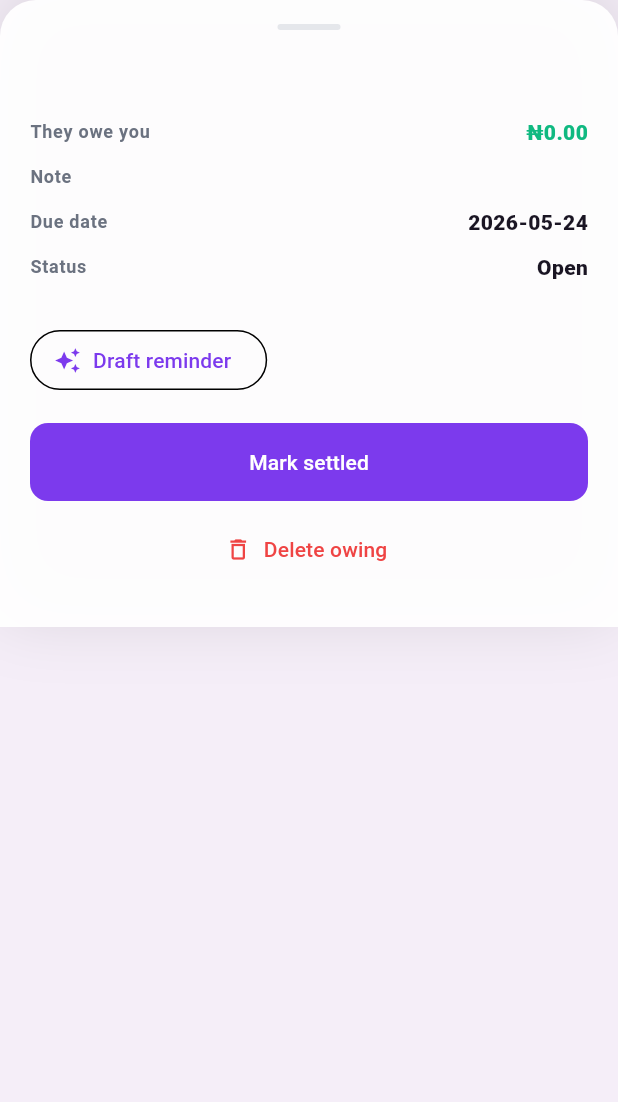
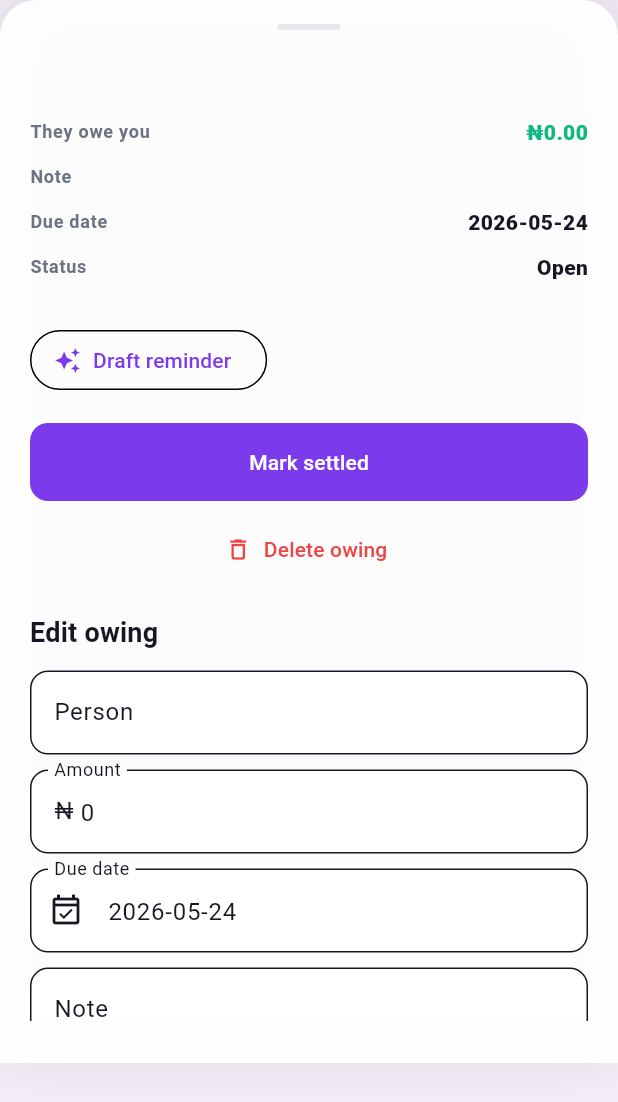
Before and after one commit to MKM909/kolo, a Flutter app: the _OwingDetailSheet widget shown alone on an empty page, opened directly with empty values, on a phone screen of 412 x 824 dp. Shown: the top 1102 px of the screen. Run offline on Flutter 3.47's test engine with Material 3 defaults, Android fonts, the phone set to English and light mode, and no system bars; our stand-ins replace cloud_firestore, cloud_functions, firebase_auth, firebase_core, fl_chart, flutter_riverpod and 5 more; missing offline and left inert: flutter_overlay_window; accounts and stored records are empty; Roboto replaces fonts that are missing (DM Sans).

Commit message:
Add owing edit action

```diff
--- a/lib/ui/features/home/home_screen.dart
+++ b/lib/ui/features/home/home_screen.dart
@@ -1415,7 +1415,9 @@ class _OwingsSheetState extends ConsumerState<_OwingsSheet> {
     final amountKobo = MoneyFormatter.parseNairaToKobo(
       _amountController.text.trim(),
     );
-    final dueDate = _parseOptionalDateInput(_dueDateController.text.trim());
+    final dueDate = _parseOwingOptionalDateInput(
+      _dueDateController.text.trim(),
+    );
     if (person.isEmpty || amountKobo == null || amountKobo <= 0) {
       setState(() => _error = 'Enter a person and amount.');
       return;
@@ -1448,7 +1450,18 @@ class _OwingsSheetState extends ConsumerState<_OwingsSheet> {
     if (mounted) setState(() => _error = null);
   }
 
-  DateTime? _parseOptionalDateInput(String value) {
+  Future<void> _openOwingDetail(BuildContext context, Owing owing) {
+    return showModalBottomSheet<void>(
+      context: context,
+      useRootNavigator: true,
+      isScrollControlled: true,
+      backgroundColor: Colors.transparent,
+      builder: (context) => _OwingDetailSheet(owing: owing),
+    );
+  }
+}
+
+DateTime? _parseOwingOptionalDateInput(String value) {
   if (value.isEmpty) return null;
   final parts = value.split('-');
   if (parts.length != 3) return null;
@@ -1462,17 +1475,6 @@ class _OwingsSheetState extends ConsumerState<_OwingsSheet> {
     return null;
   }
   return parsed;
-  }
-
-  Future<void> _openOwingDetail(BuildContext context, Owing owing) {
-    return showModalBottomSheet<void>(
-      context: context,
-      useRootNavigator: true,
-      isScrollControlled: true,
-      backgroundColor: Colors.transparent,
-      builder: (context) => _OwingDetailSheet(owing: owing),
-    );
-  }
 }
 
 class _OwingCard extends StatelessWidget {
@@ -1624,15 +1626,50 @@ class _OwingDetailSheet extends ConsumerStatefulWidget {
 }
 
 class _OwingDetailSheetState extends ConsumerState<_OwingDetailSheet> {
+  late final TextEditingController _personController;
+  late final TextEditingController _amountController;
+  late final TextEditingController _dueDateController;
+  late final TextEditingController _noteController;
   String? _draft;
   bool _drafting = false;
+  String? _error;
+
+  @override
+  void initState() {
+    super.initState();
+    final owing = widget.owing;
+    _personController = TextEditingController(text: owing.person);
+    _amountController = TextEditingController(
+      text: (owing.amountKobo ~/ 100).toString(),
+    );
+    _dueDateController = TextEditingController(
+      text: owing.dueDate == null ? '' : _owingDateInput(owing.dueDate!),
+    );
+    _noteController = TextEditingController(text: owing.note ?? '');
+  }
+
+  @override
+  void dispose() {
+    _personController.dispose();
+    _amountController.dispose();
+    _dueDateController.dispose();
+    _noteController.dispose();
+    super.dispose();
+  }
 
   @override
   Widget build(BuildContext context) {
     final owing = widget.owing;
     final theyOweMe = owing.type == OwingType.theyOweMe;
-    return Container(
+    return Padding(
+      padding: EdgeInsets.only(
+        bottom: MediaQuery.of(context).viewInsets.bottom,
+      ),
+      child: Container(
         key: const Key('owing_detail_sheet'),
+        constraints: BoxConstraints(
+          maxHeight: MediaQuery.sizeOf(context).height * 0.86,
+        ),
         padding: const EdgeInsets.fromLTRB(20, 16, 20, 28),
         decoration: const BoxDecoration(
           color: Color(0xF0FFFFFF),
@@ -1647,6 +1684,7 @@ class _OwingDetailSheetState extends ConsumerState<_OwingDetailSheet> {
         ),
         child: SafeArea(
           top: false,
+          child: SingleChildScrollView(
             child: Column(
               mainAxisSize: MainAxisSize.min,
               crossAxisAlignment: CrossAxisAlignment.start,
@@ -1662,7 +1700,10 @@ class _OwingDetailSheetState extends ConsumerState<_OwingDetailSheet> {
                   ),
                 ),
                 const SizedBox(height: 20),
-            Text(owing.person, style: Theme.of(context).textTheme.titleLarge),
+                Text(
+                  owing.person,
+                  style: Theme.of(context).textTheme.titleLarge,
+                ),
                 const SizedBox(height: 8),
                 _OwingDetailRow(
                   label: theyOweMe ? 'They owe you' : 'You owe them',
@@ -1731,9 +1772,83 @@ class _OwingDetailSheetState extends ConsumerState<_OwingDetailSheet> {
                 const SizedBox(height: 18),
                 ElevatedButton(
                   key: const Key('settle_owing'),
-              onPressed: owing.settled
-                  ? null
-                  : () async {
+                  onPressed: owing.settled ? null : _settle,
+                  child: const Text('Mark settled'),
+                ),
+                const SizedBox(height: 8),
+                Center(
+                  child: TextButton.icon(
+                    key: const Key('delete_owing'),
+                    onPressed: _delete,
+                    icon: const Icon(Icons.delete_outline, size: 18),
+                    label: const Text('Delete owing'),
+                    style: TextButton.styleFrom(
+                      foregroundColor: KoloColors.expense,
+                    ),
+                  ),
+                ),
+                const SizedBox(height: 18),
+                Text(
+                  'Edit owing',
+                  style: Theme.of(context).textTheme.titleMedium,
+                ),
+                const SizedBox(height: 12),
+                TextField(
+                  key: const Key('edit_owing_person'),
+                  controller: _personController,
+                  decoration: const InputDecoration(labelText: 'Person'),
+                ),
+                const SizedBox(height: 10),
+                TextField(
+                  key: const Key('edit_owing_amount'),
+                  controller: _amountController,
+                  keyboardType: TextInputType.number,
+                  decoration: const InputDecoration(
+                    labelText: 'Amount',
+                    prefixText: '\u20A6 ',
+                  ),
+                ),
+                const SizedBox(height: 10),
+                TextField(
+                  key: const Key('edit_owing_due_date'),
+                  controller: _dueDateController,
+                  keyboardType: TextInputType.datetime,
+                  decoration: const InputDecoration(
+                    labelText: 'Due date',
+                    hintText: 'YYYY-MM-DD (optional)',
+                    prefixIcon: Icon(Icons.event_available_outlined),
+                  ),
+                ),
+                const SizedBox(height: 10),
+                TextField(
+                  key: const Key('edit_owing_note'),
+                  controller: _noteController,
+                  decoration: const InputDecoration(labelText: 'Note'),
+                ),
+                if (_error != null) ...[
+                  const SizedBox(height: 10),
+                  Text(
+                    _error!,
+                    style: const TextStyle(color: KoloColors.expense),
+                  ),
+                ],
+                const SizedBox(height: 12),
+                OutlinedButton.icon(
+                  key: const Key('save_owing_edits'),
+                  onPressed: _saveEdits,
+                  icon: const Icon(Icons.edit_note_outlined),
+                  label: const Text('Save owing edits'),
+                ),
+              ],
+            ),
+          ),
+        ),
+      ),
+    );
+  }
+
+  Future<void> _settle() async {
+    final owing = widget.owing;
     await ref
         .read(koloRepositoryProvider)
         .upsertOwing(
@@ -1748,26 +1863,43 @@ class _OwingDetailSheetState extends ConsumerState<_OwingDetailSheet> {
             dueDate: owing.dueDate,
           ),
         );
-                      if (context.mounted) Navigator.of(context).pop();
-                    },
-              child: const Text('Mark settled'),
-            ),
-            const SizedBox(height: 8),
-            Center(
-              child: TextButton.icon(
-                key: const Key('delete_owing'),
-                onPressed: _delete,
-                icon: const Icon(Icons.delete_outline, size: 18),
-                label: const Text('Delete owing'),
-                style: TextButton.styleFrom(
-                  foregroundColor: KoloColors.expense,
-                ),
-              ),
-            ),
-          ],
-        ),
-      ),
-    );
+    if (mounted) Navigator.of(context).pop();
+  }
+
+  Future<void> _saveEdits() async {
+    final owing = widget.owing;
+    final person = _personController.text.trim();
+    final amountKobo = MoneyFormatter.parseNairaToKobo(
+      _amountController.text.trim(),
+    );
+    final dueDateText = _dueDateController.text.trim();
+    final dueDate = _parseOwingOptionalDateInput(dueDateText);
+    if (person.isEmpty || amountKobo == null || amountKobo <= 0) {
+      setState(() => _error = 'Enter a person and amount.');
+      return;
+    }
+    if (dueDateText.isNotEmpty && dueDate == null) {
+      setState(() => _error = 'Enter the due date as YYYY-MM-DD.');
+      return;
+    }
+
+    await ref
+        .read(koloRepositoryProvider)
+        .upsertOwing(
+          Owing(
+            id: owing.id,
+            type: owing.type,
+            person: person,
+            amountKobo: amountKobo,
+            date: owing.date,
+            settled: owing.settled,
+            note: _noteController.text.trim().isEmpty
+                ? null
+                : _noteController.text.trim(),
+            dueDate: dueDate,
+          ),
+        );
+    if (mounted) Navigator.of(context).pop();
   }
 
   Future<void> _draftReminder() async {
```
Also changed, not shown: 1 other file. Lines whose indentation alone changed are shown as unchanged.
